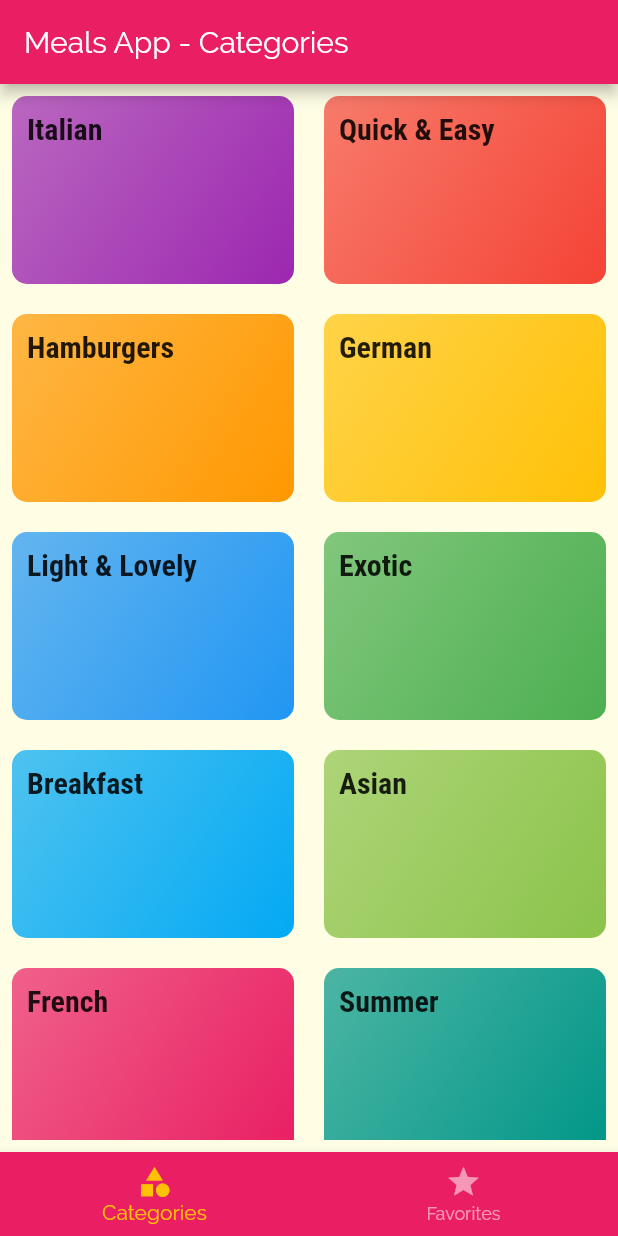
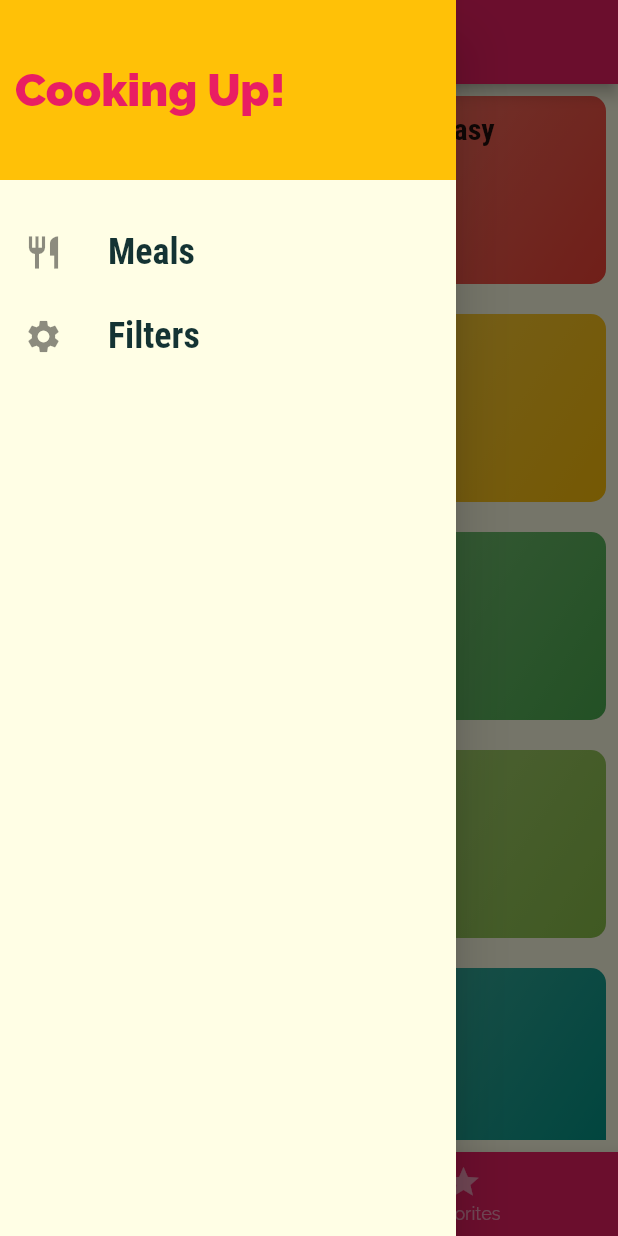
Before and after one commit to jinyongnan810/flutter-meals-app, a Flutter app: the screen it shows after launch, with the side drawer open (before the commit the screen has no drawer), on a phone screen of 412 x 824 dp. Run offline on Flutter 3.47's test engine with Material 2 defaults, Android fonts, the phone set to English and light mode, and no system bars.

Commit message:
use drawer

```diff
--- /dev/null
+++ b/lib/components/main_drawer.dart
@@ -0,0 +1,54 @@
+import 'package:flutter/material.dart';
+import '../screens/filter.dart';
+
+class MainDrawer extends StatelessWidget {
+  Widget buildListTile(String title, IconData icon, void Function() onTap) {
+    return ListTile(
+      leading: Icon(
+        icon,
+        size: 26,
+      ),
+      title: Text(
+        title,
+        style: TextStyle(
+            fontFamily: 'RobotoCondensed',
+            fontSize: 24,
+            fontWeight: FontWeight.bold),
+      ),
+      onTap: onTap,
+    );
+  }
+
+  @override
+  Widget build(BuildContext context) {
+    return Drawer(
+      child: Column(
+        children: [
+          Container(
+            height: 120,
+            width: double.infinity,
+            padding: EdgeInsets.all(10),
+            alignment: Alignment.centerLeft,
+            color: Theme.of(context).accentColor,
+            child: Text(
+              'Cooking Up!',
+              style: TextStyle(
+                  fontWeight: FontWeight.w900,
+                  fontSize: 30,
+                  color: Theme.of(context).primaryColor),
+            ),
+          ),
+          SizedBox(
+            height: 20,
+          ),
+          buildListTile('Meals', Icons.restaurant, () {
+            Navigator.of(context).pushNamed('/');
+          }),
+          buildListTile('Filters', Icons.settings, () {
+            Navigator.of(context).pushNamed(FilterScreen.routeName);
+          }),
+        ],
+      ),
+    );
+  }
+}
--- a/lib/main.dart
+++ b/lib/main.dart
@@ -1,4 +1,5 @@
 import 'package:flutter/material.dart';
+import 'package:meals/screens/filter.dart';
 import './screens/categories.dart';
 import './screens/meals.dart';
 import './screens/meal.dart';
@@ -33,7 +34,8 @@ class MyApp extends StatelessWidget {
         // '/': (ctx) => Categories(),
         '/': (ctx) => TabScreen(),
         Meals.routeName: (ctx) => Meals(),
-        Meal.routeName: (ctx) => Meal()
+        Meal.routeName: (ctx) => Meal(),
+        FilterScreen.routeName: (ctx) => FilterScreen()
       },
       // onGenerateRoute: (settings) {
       //   // when the route name does not exist in routes,
--- /dev/null
+++ b/lib/screens/filter.dart
@@ -0,0 +1,14 @@
+import 'package:flutter/material.dart';
+
+class FilterScreen extends StatelessWidget {
+  static const routeName = '/filters';
+  @override
+  Widget build(BuildContext context) {
+    return Scaffold(
+      appBar: AppBar(
+        title: Text('Filters'),
+      ),
+      body: Center(child: Text('Filter')),
+    );
+  }
+}
--- a/lib/screens/tab_screen.dart
+++ b/lib/screens/tab_screen.dart
@@ -1,4 +1,5 @@
 import 'package:flutter/material.dart';
+import '../components/main_drawer.dart';
 import './categories.dart';
 import './favorites.dart';
 
@@ -25,6 +26,7 @@ class _TabScreenState extends State<TabScreen> {
       appBar: AppBar(
         title: Text('Meals App - ${tabs[selectedIndex].title}'),
       ),
+      drawer: MainDrawer(),
       body: tabs[selectedIndex].tab,
       bottomNavigationBar: BottomNavigationBar(
         backgroundColor: Theme.of(context).primaryColor,
```
